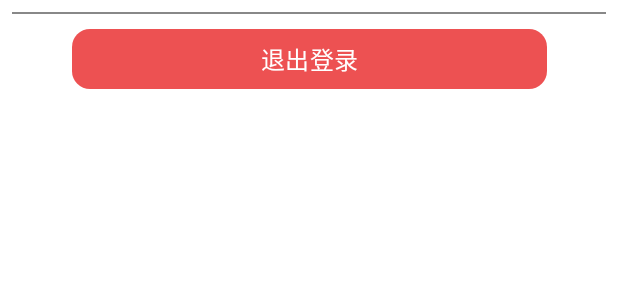
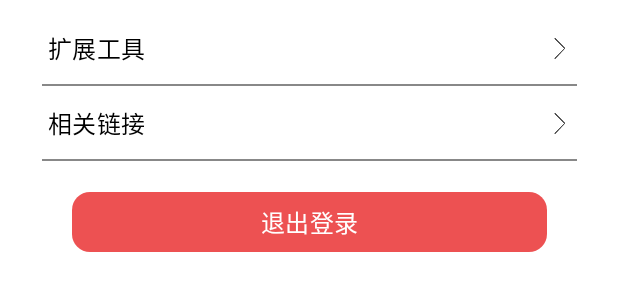
Before and after one commit to JustinMoFeng/musicgo, an Android app built with Jetpack Compose: the @Preview function MePageBodyPartPreview, on a phone screen of 412 x 824 dp. Shown: the top 300 px of the screen. Run offline under Robolectric (Android 15) with nearby library versions, the phone set to English and light mode, and no system bars; network calls fail; pictures from the network do not load.

Commit message:
准备开始相关链接的插入

```diff
--- /dev/null
+++ b/app/src/main/java/com/example/musiceducation/ui/composables/me/MeLinks.kt
@@ -0,0 +1 @@
+package com.example.musiceducation.ui.composables.me
--- a/app/src/main/java/com/example/musiceducation/ui/composables/me/MePage.kt
+++ b/app/src/main/java/com/example/musiceducation/ui/composables/me/MePage.kt
@@ -245,37 +245,37 @@ fun MePageBodyPart(
                 .background(Color.White),
             horizontalAlignment = Alignment.CenterHorizontally
         ) {
-//            Column(
-//                modifier = Modifier
-//                    .fillMaxWidth(0.9f)
-//                    .height(50.dp)
-//            ) {
-//                Row(
-//                    modifier = Modifier
-//                        .fillMaxWidth()
-//                        .height(48.dp),
-//                    verticalAlignment = Alignment.CenterVertically
-//                ) {
-//                    Spacer(modifier = Modifier.width(4.dp))
-//
-//                    Text(
-//                        text = "我的帖子",
-//                        style = MaterialTheme.typography.titleMedium,
-//                        color = Color.Black,
-//                    )
-//
-//                    Spacer(modifier = Modifier.weight(1f))
-//
-//                    Image(
-//                        painter = painterResource(id = R.drawable.right_arrow),
-//                        contentDescription = null,
-//                        modifier = Modifier
-//                            .size(15.dp)
-//                            .clip(shape = CircleShape)
-//
-//                    )
-//                    Spacer(modifier = Modifier.width(4.dp))
-//                }
+            Column(
+                modifier = Modifier
+                    .fillMaxWidth(0.9f)
+                    .height(50.dp)
+            ) {
+                Row(
+                    modifier = Modifier
+                        .fillMaxWidth()
+                        .height(48.dp),
+                    verticalAlignment = Alignment.CenterVertically
+                ) {
+                    Spacer(modifier = Modifier.width(4.dp))
+
+                    Text(
+                        text = "扩展工具",
+                        style = MaterialTheme.typography.titleMedium,
+                        color = Color.Black,
+                    )
+
+                    Spacer(modifier = Modifier.weight(1f))
+
+                    Image(
+                        painter = painterResource(id = R.drawable.right_arrow),
+                        contentDescription = null,
+                        modifier = Modifier
+                            .size(15.dp)
+                            .clip(shape = CircleShape)
+
+                    )
+                    Spacer(modifier = Modifier.width(4.dp))
+                }
 
                 Spacer(modifier = Modifier
                     .height(1.dp)
@@ -283,10 +283,50 @@ fun MePageBodyPart(
                     .fillMaxWidth()
                 )
 
-//            }
+            }
+
+            Column(
+                modifier = Modifier
+                    .fillMaxWidth(0.9f)
+                    .height(50.dp)
+            ) {
+                Row(
+                    modifier = Modifier
+                        .fillMaxWidth()
+                        .height(48.dp),
+                    verticalAlignment = Alignment.CenterVertically
+                ) {
+                    Spacer(modifier = Modifier.width(4.dp))
+
+                    Text(
+                        text = "相关链接",
+                        style = MaterialTheme.typography.titleMedium,
+                        color = Color.Black,
+                    )
+
+                    Spacer(modifier = Modifier.weight(1f))
+
+                    Image(
+                        painter = painterResource(id = R.drawable.right_arrow),
+                        contentDescription = null,
+                        modifier = Modifier
+                            .size(15.dp)
+                            .clip(shape = CircleShape)
+
+                    )
+                    Spacer(modifier = Modifier.width(4.dp))
+                }
+
+                Spacer(modifier = Modifier
+                    .height(1.dp)
+                    .background(Color.Gray)
+                    .fillMaxWidth()
+                )
+
+            }
 
 
-            Spacer(modifier = Modifier.height(10.dp))
+            Spacer(modifier = Modifier.height(20.dp))
 
             Box(modifier = Modifier
                 .height(40.dp)
--- /dev/null
+++ b/app/src/main/java/com/example/musiceducation/ui/composables/me/MeTools.kt
@@ -0,0 +1 @@
+package com.example.musiceducation.ui.composables.me
```
